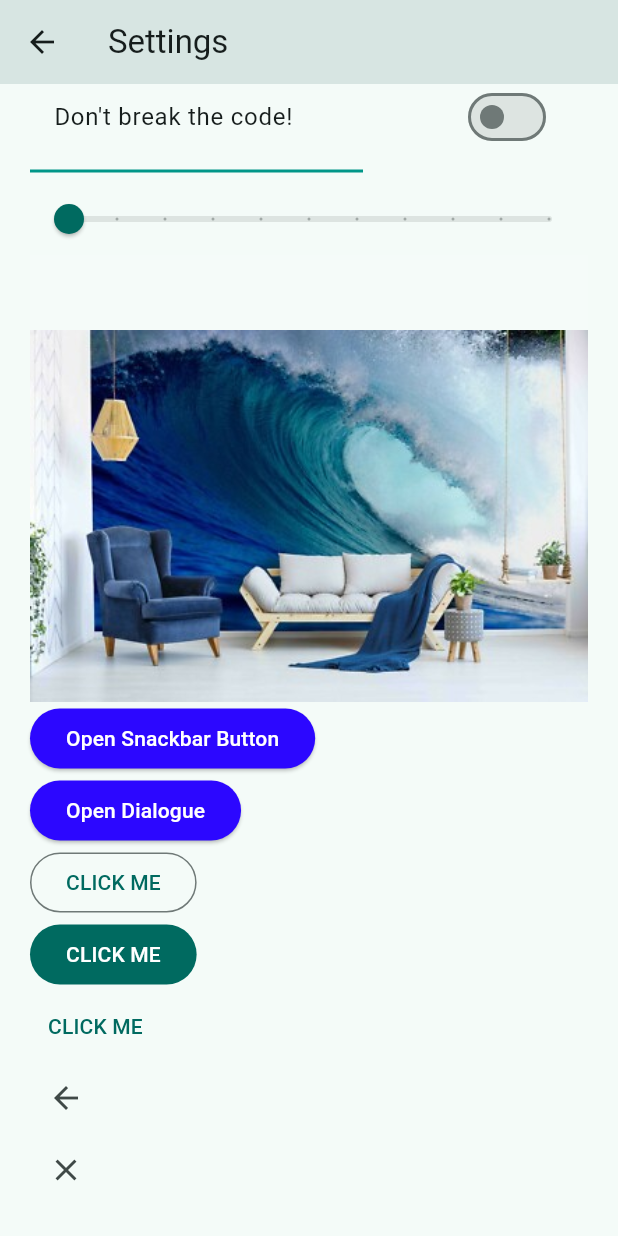
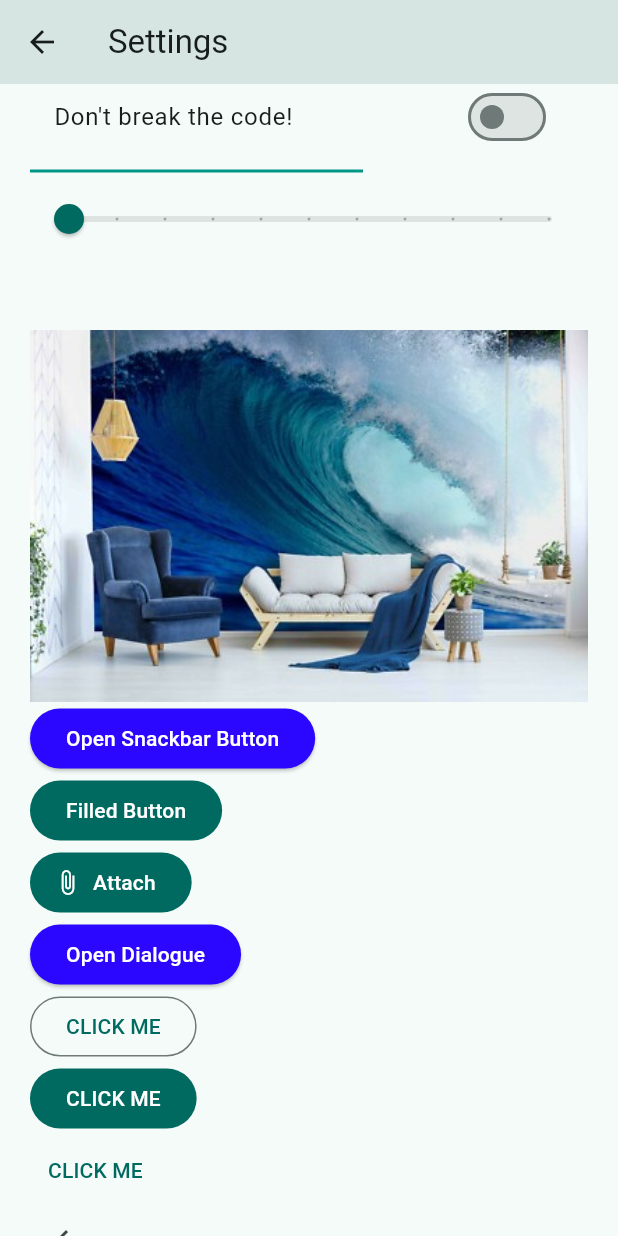
Before and after one commit to Maseev559/flutterapp, a Flutter app: the SettingsPage screen opened directly, scrolled down 343 dp, on a phone screen of 412 x 824 dp. Run offline on Flutter 3.47's test engine with Material 3 defaults, Android fonts, the phone set to English and light mode, and no system bars; our stand-ins replace lottie, shared_preferences; accounts and stored records are empty.

Commit message:
Fixed settings

```diff
--- a/lib/data/constants.dart
+++ b/lib/data/constants.dart
@@ -15,3 +15,5 @@ class MyTextStyle {
     fontSize: 16.0,
   );
 }
+
+class MyValue {}
--- a/lib/views/pages/settings_page.dart
+++ b/lib/views/pages/settings_page.dart
@@ -184,6 +184,14 @@ class _SettingsPageState extends State<SettingsPage> {
                 },
                 child: Text('Open Snackbar Button'),
               ),
+              // Copied Button
+              FilledButton(
+                  onPressed: () {}, child: const Text('Filled Button')),
+              //To add Icon
+              FilledButton.icon(
+                  onPressed: () {},
+                  icon: const Icon(Icons.attach_file),
+                  label: const Text('Attach')),
               //Alert Button
               ElevatedButton(
                 style: ElevatedButton.styleFrom(
```
Also changed, not shown: lib/views/pages/home_page.dart (+16 -14 lines).
